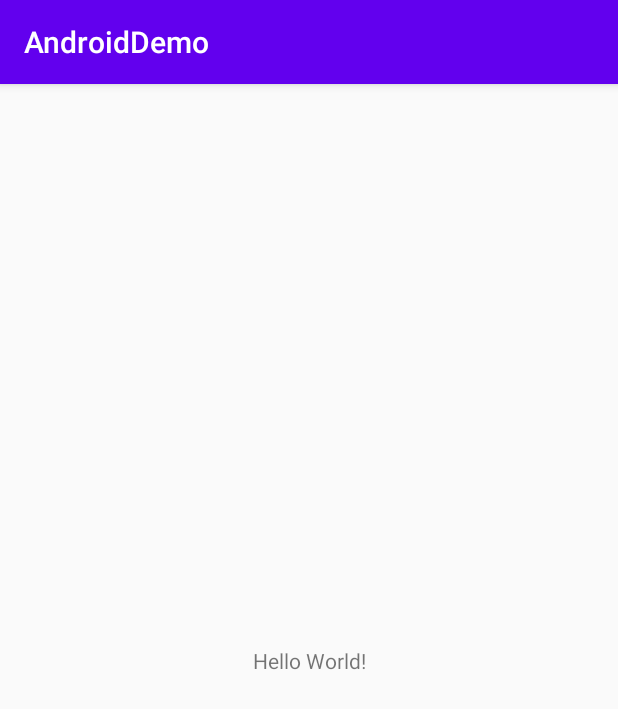
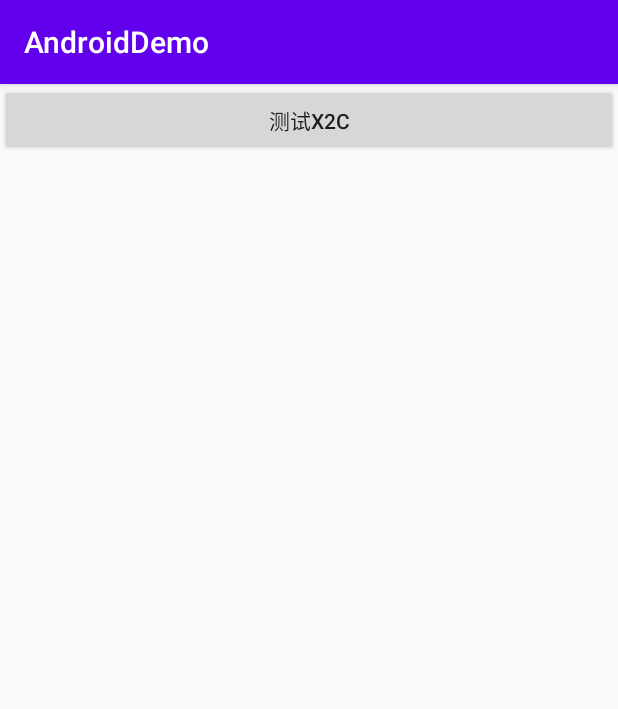
Before and after one commit to sarah21cn/AndroidDemo, an Android app: the screen it shows after launch (MainActivity), on a phone screen of 412 x 824 dp. Shown: the top 709 px of the screen. Run offline under Robolectric (Android 15) with nearby library versions, the phone set to English and light mode, and no system bars.

Commit message:
add x2c
Signed-off-by: yinshan <ys_sarah@163.com>

```diff
--- a/app/build.gradle
+++ b/app/build.gradle
@@ -31,4 +31,7 @@ dependencies {
     testImplementation 'junit:junit:4.12'
     androidTestImplementation 'androidx.test.ext:junit:1.1.2'
     androidTestImplementation 'androidx.test.espresso:espresso-core:3.3.0'
+
+    annotationProcessor 'com.zhangyue.we:x2c-apt:1.1.2'
+    implementation 'com.zhangyue.we:x2c-lib:1.0.6'
 }
--- a/app/src/main/AndroidManifest.xml
+++ b/app/src/main/AndroidManifest.xml
@@ -16,6 +16,8 @@
         <category android:name="android.intent.category.LAUNCHER" />
       </intent-filter>
     </activity>
+
+    <activity android:name=".x2c.X2cDemoActivity"/>
   </application>
 
 </manifest>
--- a/app/src/main/res/layout/activity_main.xml
+++ b/app/src/main/res/layout/activity_main.xml
@@ -1,18 +1,16 @@
 <?xml version="1.0" encoding="utf-8"?>
-<androidx.constraintlayout.widget.ConstraintLayout xmlns:android="http://schemas.android.com/apk/res/android"
+<RelativeLayout xmlns:android="http://schemas.android.com/apk/res/android"
   xmlns:app="http://schemas.android.com/apk/res-auto"
   xmlns:tools="http://schemas.android.com/tools"
   android:layout_width="match_parent"
   android:layout_height="match_parent"
   tools:context=".MainActivity">
 
-  <TextView
-    android:layout_width="wrap_content"
+  <Button
+    android:id="@+id/x2c_btn"
+    android:layout_width="match_parent"
     android:layout_height="wrap_content"
-    android:text="Hello World!"
-    app:layout_constraintBottom_toBottomOf="parent"
-    app:layout_constraintLeft_toLeftOf="parent"
-    app:layout_constraintRight_toRightOf="parent"
-    app:layout_constraintTop_toTopOf="parent" />
+    android:text="测试X2C"
+    android:onClick="onClick"/>
 
-</androidx.constraintlayout.widget.ConstraintLayout>
+</RelativeLayout>
```
Also changed, not shown: app/src/main/java/com/ys/androiddemo/MainActivity.java (+13 -0 lines), app/src/main/java/com/ys/androiddemo/x2c/X2cDemoActivity.java (added, +31 -0 lines), app/src/main/res/layout/activity_x2c_demo.xml (added, +14 -0 lines), app/src/main/res/layout/layout_x2c_header.xml (added, +20 -0 lines).
